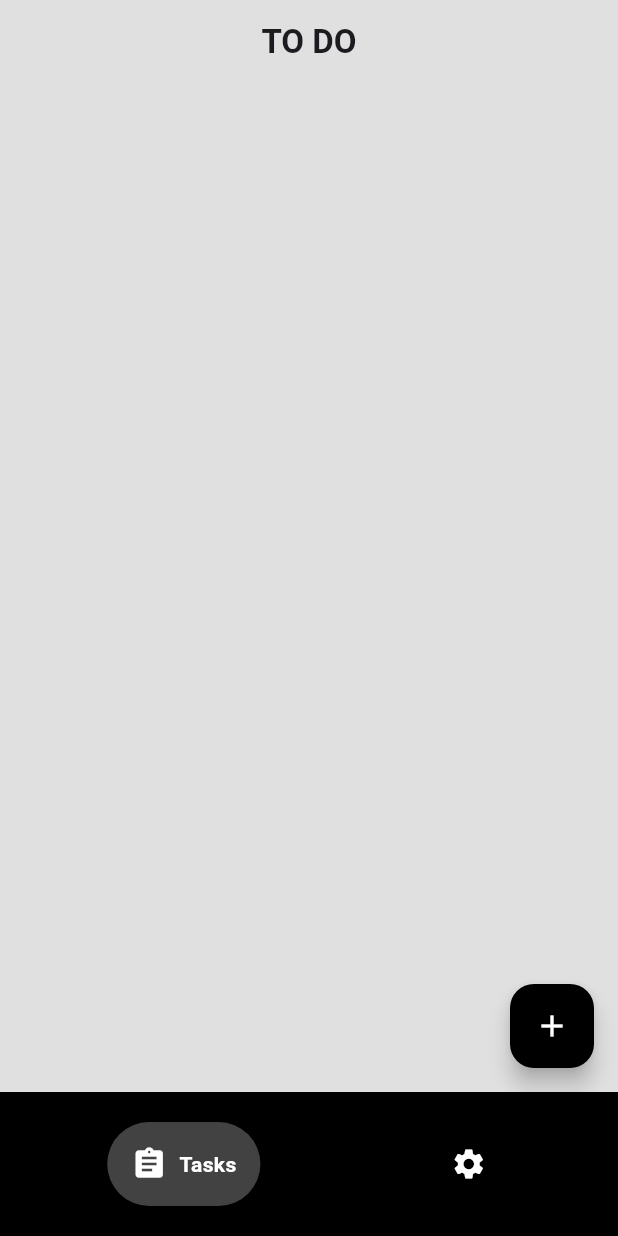
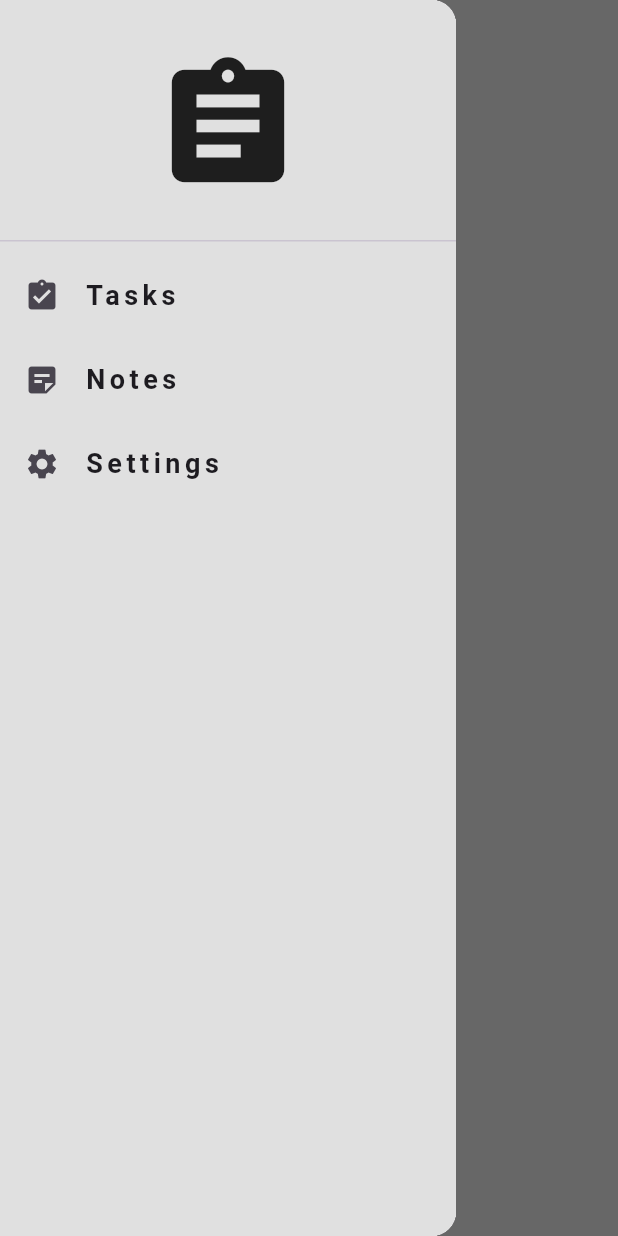
Before and after one commit to lechsebastian/todo, a Flutter app: the screen it shows once a user with an empty profile is signed in, with the side drawer open (before the commit the screen has no drawer), on a phone screen of 412 x 824 dp. Run offline on Flutter 3.47's test engine with Material 3 defaults, Android fonts, the phone set to English and light mode, and no system bars; drawn by our look-alikes of google_nav_bar; our stand-ins replace bloc, cloud_firestore, firebase_auth, firebase_core, flutter_bloc; accounts and stored records are empty; network calls fail.

Commit message:
Change navigation in the app from navBar to Drawer

```diff
--- a/lib/app/app.dart
+++ b/lib/app/app.dart
@@ -1,6 +1,6 @@
 import 'package:flutter_bloc/flutter_bloc.dart';
 import 'package:todo/app/cubit/root_cubit.dart';
-import 'package:todo/app/features/home/home_page.dart';
+import 'package:todo/app/features/tasks/page/tasks_page.dart';
 import 'package:todo/app/features/login/login_page.dart';
 import 'package:flutter/material.dart';
 
@@ -12,7 +12,6 @@ class MyApp extends StatelessWidget {
     return MaterialApp(
       debugShowCheckedModeBanner: false,
       theme: ThemeData(
-        colorScheme: ColorScheme.fromSeed(seedColor: Colors.deepPurple),
         useMaterial3: true,
       ),
       home: const RootPage(),
@@ -54,7 +53,8 @@ class RootPage extends StatelessWidget {
           if (user == null) {
             return LoginPage();
           }
-          return HomePage(user: user);
+          // return HomePage(user: user);
+          return const TasksPage();
         },
       ),
     );
--- a/lib/app/features/home/home_page.dart
+++ /dev/null
@@ -1,104 +0,0 @@
-import 'package:firebase_auth/firebase_auth.dart';
-import 'package:flutter/material.dart';
-import 'package:flutter_bloc/flutter_bloc.dart';
-import 'package:google_nav_bar/google_nav_bar.dart';
-import 'package:todo/app/cubit/root_cubit.dart';
-import 'package:todo/app/features/home/settings/settings_page_content.dart';
-import 'package:todo/app/features/home/tasks/tasks_page_content.dart';
-import 'package:todo/app/features/widgets/my_add_task_dialog.dart';
-
-class HomePage extends StatefulWidget {
-  const HomePage({
-    super.key,
-    required this.user,
-  });
-
-  final User user;
-
-  @override
-  State<HomePage> createState() => _HomePageState();
-}
-
-class _HomePageState extends State<HomePage> {
-  var currentIndex = 0;
-
-  @override
-  Widget build(BuildContext context) {
-    return BlocProvider(
-      create: (context) => RootCubit(),
-      child: Scaffold(
-        appBar: AppBar(
-          backgroundColor: Colors.grey.shade300,
-          title: currentIndex == 0
-              ? const Text(
-                  'TO DO',
-                  style: TextStyle(fontWeight: FontWeight.bold),
-                )
-              : null,
-          centerTitle: true,
-        ),
-        backgroundColor: Colors.grey.shade300,
-        body: Builder(
-          builder: (context) {
-            if (currentIndex == 0) {
-              return const TasksPageContent();
-            }
-            return SettingsPageContent(email: widget.user.email!);
-          },
-        ),
-        floatingActionButton: currentIndex == 0
-            ? FloatingActionButton(
-                backgroundColor: Colors.black,
-                onPressed: () {
-                  showDialog(
-                    barrierDismissible: false,
-                    context: context,
-                    builder: (dialogContext) => BlocProvider.value(
-                      value: context.read<RootCubit>(),
-                      child: const MyAddTaskDialog(),
-                    ),
-                  );
-                },
-                child: const Icon(
-                  Icons.add,
-                  color: Colors.white,
-                ),
-              )
-            : null,
-        bottomNavigationBar: Container(
-          color: Colors.black,
-          child: Padding(
-            padding: const EdgeInsets.symmetric(
-              horizontal: 16,
-              vertical: 20,
-            ),
-            child: GNav(
-              mainAxisAlignment: MainAxisAlignment.spaceAround,
-              backgroundColor: Colors.black,
-              color: Colors.white,
-              activeColor: Colors.white,
-              tabBackgroundColor: Colors.grey.shade800,
-              padding: const EdgeInsets.all(16),
-              gap: 8,
-              onTabChange: (value) {
-                setState(() {
-                  currentIndex = value;
-                });
-              },
-              tabs: const [
-                GButton(
-                  icon: Icons.assignment,
-                  text: 'Tasks',
-                ),
-                GButton(
-                  icon: Icons.settings,
-                  text: 'Settings',
-                ),
-              ],
-            ),
-          ),
-        ),
-      ),
-    );
-  }
-}
--- /dev/null
+++ b/lib/app/features/settings/page/settings_page.dart
@@ -0,0 +1,101 @@
+import 'package:flutter/material.dart';
+import 'package:todo/app/cubit/root_cubit.dart';
+import 'package:flutter_bloc/flutter_bloc.dart';
+import 'package:todo/app/features/tasks/page/tasks_page.dart';
+
+class SettingsPage extends StatelessWidget {
+  const SettingsPage({
+    super.key,
+  });
+
+  @override
+  Widget build(BuildContext context) {
+    return Scaffold(
+      appBar: AppBar(
+        title: const Text(
+          'SETTINGS',
+          style: TextStyle(fontWeight: FontWeight.bold),
+        ),
+        centerTitle: true,
+        backgroundColor: Colors.grey.shade300,
+      ),
+      drawer: Drawer(
+        child: Container(
+          color: Colors.grey.shade300,
+          child: ListView(
+            children: [
+              const DrawerHeader(
+                child: Icon(
+                  Icons.assignment,
+                  size: 100,
+                ),
+              ),
+              ListTile(
+                title: const Text(
+                  'Tasks',
+                  style: TextStyle(
+                    fontSize: 18,
+                    letterSpacing: 3,
+                    fontWeight: FontWeight.w600,
+                  ),
+                ),
+                leading: const Icon(Icons.assignment_turned_in),
+                onTap: () {
+                  Navigator.of(context).pushReplacement(MaterialPageRoute(
+                      builder: (context) => const TasksPage()));
+                },
+              ),
+              ListTile(
+                title: const Text(
+                  'Notes',
+                  style: TextStyle(
+                    fontSize: 18,
+                    letterSpacing: 3,
+                    fontWeight: FontWeight.w600,
+                  ),
+                ),
+                leading: const Icon(Icons.sticky_note_2),
+                onTap: () {
+                  Navigator.pop(context);
+                },
+              ),
+              ListTile(
+                title: const Text(
+                  'Settings',
+                  style: TextStyle(
+                    fontSize: 18,
+                    letterSpacing: 3,
+                    fontWeight: FontWeight.w600,
+                  ),
+                ),
+                leading: const Icon(Icons.settings),
+                onTap: () {
+                  Navigator.of(context).pushReplacement(MaterialPageRoute(
+                      builder: (context) => const SettingsPage()));
+                },
+              ),
+            ],
+          ),
+        ),
+      ),
+      backgroundColor: Colors.grey.shade300,
+      body: Center(
+        child: Column(
+          mainAxisAlignment: MainAxisAlignment.center,
+          children: [
+            const Text('Sign out'),
+            const SizedBox(height: 20),
+            IconButton(
+              onPressed: () {
+                context.read<RootCubit>().signOut();
+              },
+              icon: const Icon(Icons.logout),
+              color: Colors.black,
+              iconSize: 30,
+            ),
+          ],
+        ),
+      ),
+    );
+  }
+}
--- /dev/null
+++ b/lib/app/features/tasks/page/tasks_page.dart
@@ -0,0 +1,280 @@
+import 'package:flutter/material.dart';
+import 'package:flutter_bloc/flutter_bloc.dart';
+import 'package:todo/app/features/settings/page/settings_page.dart';
+import 'package:todo/app/features/tasks/cubit/tasks_cubit.dart';
+import 'package:todo/app/repositories/tasks_repository.dart';
+
+class TasksPage extends StatelessWidget {
+  const TasksPage({
+    super.key,
+  });
+
+  @override
+  Widget build(BuildContext context) {
+    return BlocProvider(
+      create: (context) => TasksCubit(TasksRepository())..start(),
+      child: BlocBuilder<TasksCubit, TasksState>(
+        builder: (context, state) {
+          if (state.errorMessage.isNotEmpty) {
+            return Center(
+              child: Text('Something went wrong. Error: ${state.errorMessage}'),
+            );
+          }
+
+          if (state.isLoading) {
+            return const Center(
+              child: Column(
+                mainAxisAlignment: MainAxisAlignment.center,
+                children: [
+                  CircularProgressIndicator(),
+                  SizedBox(height: 5),
+                  Text('Loading..'),
+                ],
+              ),
+            );
+          }
+
+          final tasks = state.tasks;
+          final doneTasks = tasks.where((task) => task.done).toList();
+
+          return Scaffold(
+            appBar: AppBar(
+              title: const Text(
+                'TO DO',
+                style: TextStyle(fontWeight: FontWeight.bold),
+              ),
+              centerTitle: true,
+              backgroundColor: Colors.grey.shade300,
+            ),
+            drawer: Drawer(
+              child: Container(
+                color: Colors.grey.shade300,
+                child: ListView(
+                  children: [
+                    const DrawerHeader(
+                      child: Icon(
+                        Icons.assignment,
+                        size: 100,
+                      ),
+                    ),
+                    ListTile(
+                      title: const Text(
+                        'Tasks',
+                        style: TextStyle(
+                          fontSize: 18,
+                          letterSpacing: 3,
+                          fontWeight: FontWeight.w600,
+                        ),
+                      ),
+                      leading: const Icon(Icons.assignment_turned_in),
+                      onTap: () {
+                        Navigator.of(context).pushReplacement(MaterialPageRoute(
+                            builder: (context) => const TasksPage()));
+                      },
+                    ),
+                    ListTile(
+                      title: const Text(
+                        'Notes',
+                        style: TextStyle(
+                          fontSize: 18,
+                          letterSpacing: 3,
+                          fontWeight: FontWeight.w600,
+                        ),
+                      ),
+                      leading: const Icon(Icons.sticky_note_2),
+                      onTap: () {
+                        Navigator.pop(context);
+                      },
+                    ),
+                    ListTile(
+                      title: const Text(
+                        'Settings',
+                        style: TextStyle(
+                          fontSize: 18,
+                          letterSpacing: 3,
+                          fontWeight: FontWeight.w600,
+                        ),
+                      ),
+                      leading: const Icon(Icons.settings),
+                      onTap: () {
+                        Navigator.of(context).pushReplacement(MaterialPageRoute(
+                            builder: (context) => const SettingsPage()));
+                      },
+                    ),
+                  ],
+                ),
+              ),
+            ),
+            backgroundColor: Colors.grey.shade300,
+            body: Padding(
+              padding: const EdgeInsets.all(20),
+              child: ListView(
+                children: [
+                  for (final task in tasks) ...[
+                    if (!task.done)
+                      Padding(
+                        padding: const EdgeInsets.only(bottom: 12),
+                        child: Container(
+                          padding: const EdgeInsets.only(
+                              left: 16, right: 24, top: 2, bottom: 2),
+                          decoration: BoxDecoration(
+                            borderRadius: BorderRadius.circular(8),
+                            color: Colors.white,
+                          ),
+                          child: Row(
+                            mainAxisAlignment: MainAxisAlignment.spaceBetween,
+                            children: [
+                              Flexible(
+                                child: Row(
+                                  children: [
+                                    Checkbox(
+                                      value: task.done,
+                                      activeColor: Colors.black,
+                                      onChanged: (value) {
+                                        context
+                                            .read<TasksCubit>()
+                                            .switchCheckbox(taskID: task.id);
+                                      },
+                                    ),
+                                    Expanded(
+                                      child: Text(
+                                        task.name,
+                                        style: TextStyle(
+                                          fontSize: 13,
+                                          fontWeight: FontWeight.w500,
+                                          decoration: task.done
+                                              ? TextDecoration.lineThrough
+                                              : null,
+                                        ),
+                                        overflow: TextOverflow.ellipsis,
+                                        maxLines: 1,
+                                      ),
+                                    ),
+                                  ],
+                                ),
+                              ),
+                              Text(
+                                task.priority == 1 || task.priority == 2
+                                    ? " !"
+                                    : ' ',
+                                style: TextStyle(
+                                  fontSize: 20,
+                                  fontWeight: FontWeight.bold,
+                                  color: task.priority == 1 ? Colors.red : null,
+                                ),
+                              ),
+                            ],
+                          ),
+                        ),
+                      ),
+                  ],
+                  if (doneTasks.isNotEmpty) ...[
+                    const Padding(
+                      padding: EdgeInsets.only(top: 24),
+                      child: Row(
+                        mainAxisAlignment: MainAxisAlignment.center,
+                        children: [
+                          Expanded(
+                            child: Divider(
+                              color: Colors.grey,
+                              thickness: 1,
+                            ),
+                          ),
+                          Padding(
+                            padding: EdgeInsets.symmetric(horizontal: 12),
+                            child: Text(
+                              'done',
+                              style: TextStyle(color: Colors.grey),
+                            ),
+                          ),
+                          Expanded(
+                            child: Divider(
+                              color: Colors.grey,
+                              thickness: 1,
+                            ),
+                          ),
+                        ],
+                      ),
+                    ),
+                    Align(
+                      alignment: Alignment.centerRight,
+                      child: TextButton(
+                        onPressed: () {
+                          context.read<TasksCubit>().clearDoneTasks();
+                        },
+                        child: const Text(
+                          'Clear',
+                          style: TextStyle(color: Colors.black),
+                        ),
+                      ),
+                    ),
+                  ],
+                  for (final task in doneTasks) ...[
+                    Padding(
+                      padding: const EdgeInsets.only(bottom: 12),
+                      child: Container(
+                        padding: const EdgeInsets.only(
+                            left: 16, right: 24, top: 2, bottom: 2),
+                        decoration: BoxDecoration(
+                          borderRadius: BorderRadius.circular(8),
+                          color: Colors.grey.shade200,
+                        ),
+                        child: Row(
+                          mainAxisAlignment: MainAxisAlignment.spaceBetween,
+                          children: [
+                            Flexible(
+                              child: Row(
+                                children: [
+                                  Checkbox(
+                                    value: task.done,
+                                    activeColor: Colors.black26,
+                                    onChanged: (value) {
+                                      context
+                                          .read<TasksCubit>()
+                                          .switchCheckbox(taskID: task.id);
+                                    },
+                                  ),
+                                  Expanded(
+                                    child: Text(
+                                      task.name,
+                                      style: TextStyle(
+                                        fontSize: 12,
+                                        fontWeight: FontWeight.w500,
+                                        color: Colors.black26,
+                                        decoration: task.done
+                                            ? TextDecoration.lineThrough
+                                            : null,
+                                      ),
+                                      overflow: TextOverflow.ellipsis,
+                                      maxLines: 1,
+                                    ),
+                                  ),
+                                ],
+                              ),
+                            ),
+                            Text(
+                              task.priority == 1 || task.priority == 2
+                                  ? " !"
+                                  : ' ',
+                              style: TextStyle(
+                                fontSize: 20,
+                                fontWeight: FontWeight.bold,
+                                color: task.priority == 1
+                                    ? Colors.red.shade200
+                                    : Colors.black26,
+                              ),
+                            ),
+                          ],
+                        ),
+                      ),
+                    ),
+                  ],
+                ],
+              ),
+            ),
+          );
+        },
+      ),
+    );
+  }
+}
--- a/lib/app/features/home/tasks/tasks_page_content.dart
+++ b/lib/app/features/tasks/tasks_page_content.dart
@@ -1,6 +1,6 @@
 import 'package:flutter/material.dart';
 import 'package:flutter_bloc/flutter_bloc.dart';
-import 'package:todo/app/features/home/tasks/cubit/tasks_cubit.dart';
+import 'package:todo/app/features/tasks/cubit/tasks_cubit.dart';
 import 'package:todo/app/repositories/tasks_repository.dart';
 
 class TasksPageContent extends StatelessWidget {
@@ -46,7 +46,7 @@ class TasksPageContent extends StatelessWidget {
                       padding: const EdgeInsets.only(bottom: 12),
                       child: Container(
                         padding: const EdgeInsets.only(
-                            left: 16, right: 24, top: 8, bottom: 8),
+                            left: 16, right: 24, top: 2, bottom: 2),
                         decoration: BoxDecoration(
                           borderRadius: BorderRadius.circular(8),
                           color: Colors.white,
@@ -70,7 +70,7 @@ class TasksPageContent extends StatelessWidget {
                                     child: Text(
                                       task.name,
                                       style: TextStyle(
-                                        fontSize: 16,
+                                        fontSize: 13,
                                         fontWeight: FontWeight.w500,
                                         decoration: task.done
                                             ? TextDecoration.lineThrough
@@ -144,7 +144,7 @@ class TasksPageContent extends StatelessWidget {
                     padding: const EdgeInsets.only(bottom: 12),
                     child: Container(
                       padding: const EdgeInsets.only(
-                          left: 16, right: 24, top: 8, bottom: 8),
+                          left: 16, right: 24, top: 2, bottom: 2),
                       decoration: BoxDecoration(
                         borderRadius: BorderRadius.circular(8),
                         color: Colors.grey.shade200,
@@ -168,7 +168,7 @@ class TasksPageContent extends StatelessWidget {
                                   child: Text(
                                     task.name,
                                     style: TextStyle(
-                                      fontSize: 16,
+                                      fontSize: 12,
                                       fontWeight: FontWeight.w500,
                                       color: Colors.black26,
                                       decoration: task.done
```
Also changed, not shown: lib/app/features/settings/settings_page_content.dart (renamed from lib/app/features/home/settings/settings_page_content.dart), lib/app/features/tasks/cubit/tasks_cubit.dart (renamed from lib/app/features/home/tasks/cubit/tasks_cubit.dart), lib/app/features/tasks/cubit/tasks_state.dart (renamed from lib/app/features/home/tasks/cubit/tasks_state.dart).
